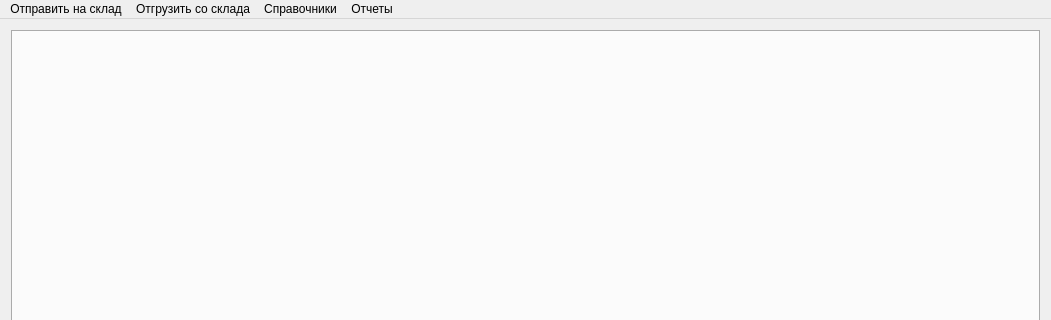
The window that mainwindow.ui (Sergeyego/warehouse) describes before a commit, drawn with Qt 5; both pictures show x 0 to 1051 and y 0 to 320 of the 1051 by 662 pixel window.
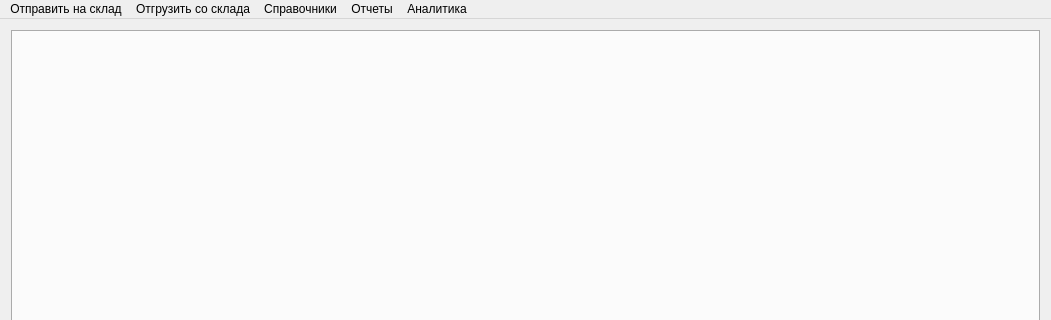
The same window after the commit.

Diff of the .ui file:
```diff
--- a/mainwindow.ui
+++ b/mainwindow.ui
@@ -64,10 +64,20 @@
     <addaction name="actionBalance"/>
     <addaction name="actionTurnovers"/>
    </widget>
+   <widget class="QMenu" name="menu_5">
+    <property name="title">
+     <string>Аналитика</string>
+    </property>
+    <addaction name="actionAnAccEl"/>
+    <addaction name="actionAnAccWire"/>
+    <addaction name="actionAnShipEl"/>
+    <addaction name="actionAnShipWire"/>
+   </widget>
    <addaction name="menu"/>
    <addaction name="menu_2"/>
    <addaction name="menu_3"/>
    <addaction name="menu_4"/>
+   <addaction name="menu_5"/>
   </widget>
   <action name="actionAcceptance">
    <property name="text">
```
Left out of the diff: 20 changed lines with no effect on the pictures.
